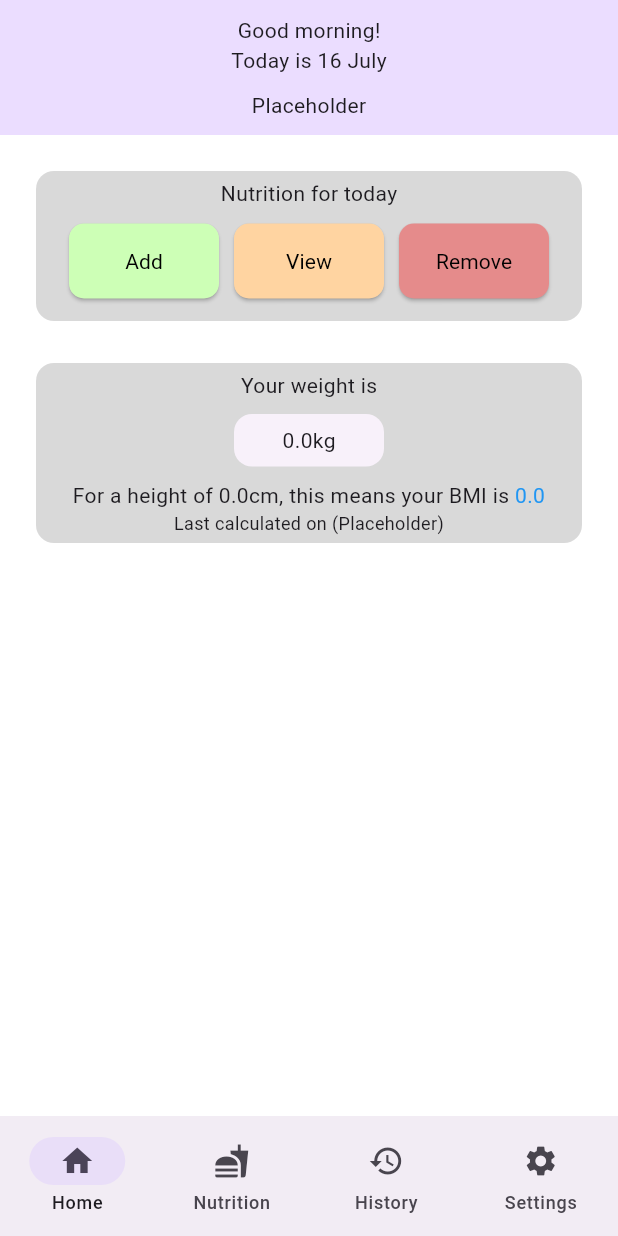
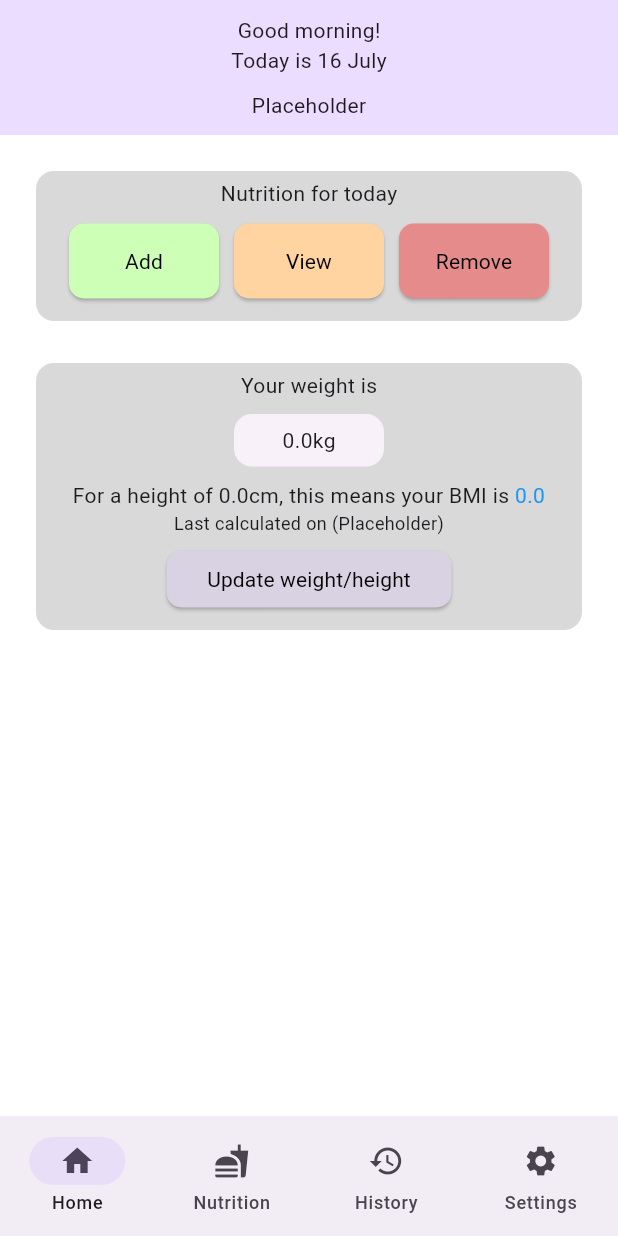
Before and after one commit to smstone0/Caloric, a Flutter app: the screen it shows after launch, on a phone screen of 412 x 824 dp. Run offline on Flutter 3.47's test engine with Material 2 defaults, Android fonts, the phone set to English and light mode, and no system bars.

Commit message:
Adapt CustomButton to take size parameters, add button to StatsCard

```diff
--- a/lib/today_page.dart
+++ b/lib/today_page.dart
@@ -110,15 +110,15 @@ class StatsCard extends StatelessWidget {
     //Final
     double weight = 0;
     String weightUnit = "kg";
-    double height = 0;
+    double userHeight = 0;
     String heightUnit = "cm";
-    double BMI = 0;
+    double bmi = 0;
 
-    if (BMI < 18.5) {
+    if (bmi < 18.5) {
       colour = Colors.blue;
-    } else if (BMI < 25) {
+    } else if (bmi < 25) {
       colour = Colors.green;
-    } else if (BMI < 30) {
+    } else if (bmi < 30) {
       colour = Colors.orange;
     } else {
       colour = Colors.red;
@@ -149,8 +149,8 @@ class StatsCard extends StatelessWidget {
                   children: [
                     TextSpan(
                         text:
-                            "For a height of $height$heightUnit, this means your BMI is "),
-                    TextSpan(text: "$BMI", style: TextStyle(color: colour)),
+                            "For a height of $userHeight$heightUnit, this means your BMI is "),
+                    TextSpan(text: "$bmi", style: TextStyle(color: colour)),
                   ],
                 ),
               ),
@@ -162,6 +162,14 @@ class StatsCard extends StatelessWidget {
             ],
           ),
         ),
+        CustomButton(
+            text: "Update weight/height",
+            onPressed: () {
+              print("Placeholder 4");
+            },
+            colour: const Color.fromRGBO(217, 210, 226, 10),
+            height: 38,
+            width: 190),
       ],
     );
   }
@@ -181,6 +189,8 @@ class ButtonCard extends StatelessWidget {
           print("Placeholder 1");
         },
         colour: const Color.fromRGBO(205, 255, 182, 1),
+        height: 50,
+        width: 100,
       ),
       CustomButton(
         text: "View",
@@ -188,6 +198,8 @@ class ButtonCard extends StatelessWidget {
           print("Placeholder 2");
         },
         colour: const Color.fromRGBO(255, 212, 161, 1),
+        height: 50,
+        width: 100,
       ),
       CustomButton(
         text: "Remove",
@@ -195,6 +207,8 @@ class ButtonCard extends StatelessWidget {
           print("Placeholder 3");
         },
         colour: const Color.fromRGBO(229, 139, 139, 1),
+        height: 50,
+        width: 100,
       ),
     ];
 
@@ -221,19 +235,22 @@ class CustomButton extends StatelessWidget {
       {super.key,
       required this.text,
       required this.onPressed,
-      required this.colour});
+      required this.colour,
+      required this.height,
+      required this.width});
 
   final String text;
   final VoidCallback onPressed;
   final Color colour;
+  final double height, width;
 
   @override
   Widget build(BuildContext context) {
     return Padding(
       padding: const EdgeInsets.fromLTRB(5, 10, 5, 10),
       child: SizedBox(
-        height: 50,
-        width: 100,
+        height: height,
+        width: width,
         child: ElevatedButton(
           onPressed: onPressed,
           style: ElevatedButton.styleFrom(
@@ -242,9 +259,12 @@ class CustomButton extends StatelessWidget {
               borderRadius: BorderRadius.circular(10),
             ),
           ),
-          child: Text(text,
-              style: const TextStyle(
-                  color: Colors.black, fontWeight: FontWeight.normal)),
+          child: Text(
+            text,
+            style: const TextStyle(
+                color: Colors.black, fontWeight: FontWeight.normal),
+            textAlign: TextAlign.center,
+          ),
         ),
       ),
     );
```
